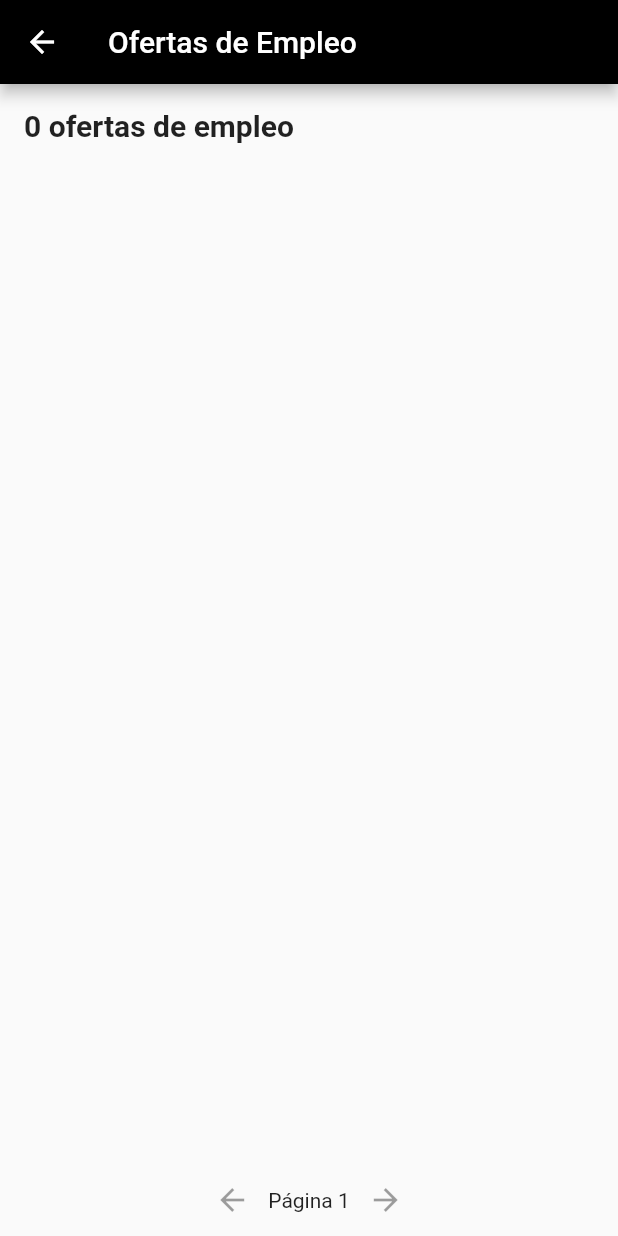
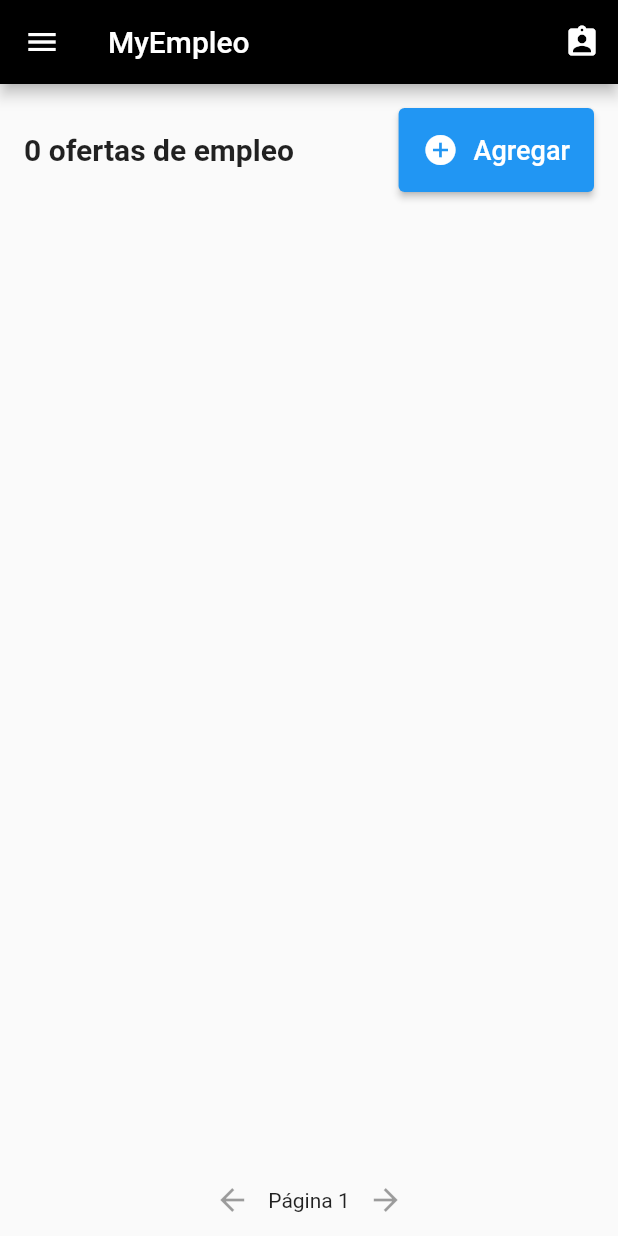
Before and after one commit to OscarT99/movil_navegacion, a Flutter app: the secondPage screen opened directly, on a phone screen of 412 x 824 dp. Run offline on Flutter 3.47's test engine with Material 2 defaults, Android fonts, the phone set to English and light mode, and no system bars; our stand-ins replace carousel_slider, image_picker.

Commit message:
tercer commit

```diff
--- a/lib/main.dart
+++ b/lib/main.dart
@@ -1,4 +1,5 @@
 import 'package:flutter/material.dart';
+import 'package:portal_de_empleo/presentation/screens/home_page.dart';
 import 'package:portal_de_empleo/presentation/screens/login/login.dart';
 
 
@@ -12,7 +13,7 @@ class MyApp extends StatelessWidget {
   @override
   Widget build(BuildContext context) {
     return MaterialApp(
-      home:Login(),
+      home:PrimeraPagina(),
     );
   }
 
--- a/lib/presentation/screens/ofertas_empleo/second_page.dart
+++ b/lib/presentation/screens/ofertas_empleo/second_page.dart
@@ -1,8 +1,9 @@
 // import 'package:flutter/material.dart';
-// import 'package:portal_de_empleo/datas/employment/employment_list.dart';
-// import 'package:portal_de_empleo/domain/models/employment/employment.dart';
+// import 'package:portal_de_empleo/presentation/screens/ofertas_empleo/register_employment.dart';
 // import 'package:portal_de_empleo/presentation/widgets/menu_appbar.dart';
 // import 'package:portal_de_empleo/presentation/widgets/menu_drawer.dart';
+// import '../../../datas/employment/employment_list.dart';
+// import '../../../domain/models/employment/employment.dart';
 
 // class secondPage extends StatefulWidget {
 //   const secondPage({super.key});
@@ -15,18 +16,19 @@
 //   int paginaActual = 1;
 //   int elementosPorPagina = 6;
 
+//   // Reemplaza vacantes por jobOffers
 
-//   List<Employment> obtenerElementosPaginaActual(){
+//   List<Employment> obtenerElementosPaginaActual() {
 //     int indiceInicio = (paginaActual - 1) * elementosPorPagina;
 //     int indiceFin = indiceInicio + elementosPorPagina;
 
-//     if(indiceInicio >= jobOffers.length){
-//       return[];
+//     if (indiceInicio >= jobOffers.length) {
+//       return [];
 //     }
 
-//     return jobOffers.sublist(indiceInicio,indiceFin < jobOffers.length ? indiceFin:jobOffers.length);
+//     return jobOffers.sublist(
+//         indiceInicio, indiceFin < jobOffers.length ? indiceFin : jobOffers.length);
 //   }
-
 
 //   @override
 //   Widget build(BuildContext context) {
@@ -36,199 +38,167 @@
 //       body: Column(
 //         crossAxisAlignment: CrossAxisAlignment.start,
 //         children: [
-//           Padding(padding: const EdgeInsets.all(16.0),
+//           Padding(
+//             padding: const EdgeInsets.all(16.0),
 //             child: Text(
 //               '${jobOffers.length} ofertas de empleo',
-//               style: TextStyle(fontSize: 20,fontWeight: FontWeight.bold),
-//             )
+//               style: TextStyle(fontSize: 20, fontWeight: FontWeight.bold),
+//             ),
 //           ),
 //           Expanded(
-//             child:ListView.builder(
-//               itemCount: obtenerElementosPaginaActual().length,
+//             child: ListView.builder(
+//               itemCount: jobOffers.length,
 //               itemBuilder: (BuildContext context, int indice) {
-//                 Employment vacante = obtenerElementosPaginaActual()[indice];
-//                 return Card(
-//                   elevation: 4,
-//                   margin: EdgeInsets.symmetric(horizontal: 16,vertical: 8),
-//                   child: ListTile(
-//                     title: Text('${vacante.name}',
-//                       style: TextStyle(fontSize: 15,fontWeight: FontWeight.bold),
-//                   ),
-//                   subtitle: Row(
-//                     mainAxisAlignment: MainAxisAlignment.spaceBetween,
-//                     children: [
-//                       Column(
-//                         crossAxisAlignment: CrossAxisAlignment.start,
+//                 Employment empleo = jobOffers[indice];
+//                 return GestureDetector(
+//                   onTap: () {
+//                     _mostrarDetalleEmpleo(empleo);
+//                   },
+//                   child: Card(
+//                     elevation: 4,
+//                     margin: EdgeInsets.symmetric(horizontal: 16, vertical: 8),
+//                     child: ListTile(
+//                       title: Text(
+//                         '${empleo.name}',
+//                         style: TextStyle(fontSize: 15, fontWeight: FontWeight.bold),
+//                       ),
+//                       subtitle: Row(
+//                         mainAxisAlignment: MainAxisAlignment.spaceBetween,
 //                         children: [
-//                           Row(
+//                           Column(
+//                             crossAxisAlignment: CrossAxisAlignment.start,
 //                             children: [
+//                               Row(
+//                                 children: [
+//                                   Text(
+//                                     'N° Vacantes: ${empleo.numberOfVacancies}',
+//                                     style: TextStyle(fontSize: 15, fontWeight: FontWeight.bold),
+//                                   ),
+//                                   Icon(Icons.people_outline)
+//                                 ],
+//                               ),
 //                               Text(
-//                                 'N° Vacantes: ${vacante.numberOfVacancies}',
-//                                 style: TextStyle(fontSize: 15,fontWeight: FontWeight.bold),
-//                               ),
-//                               Icon(Icons.people_outline)
+//                                 'Estado: ${empleo.state ? 'Activo' : 'Inactivo'}',
+//                                 style: TextStyle(fontSize: 15, fontWeight: FontWeight.bold),
+//                               )
 //                             ],
-//                           ),
-//                           Text(
-//                             'Estado: ${vacante.state}',
-//                             style: TextStyle(fontSize: 15,fontWeight: FontWeight.bold),
-
 //                           )
 //                         ],
-//                       )
-//                     ],
-//                   ),)
+//                       ),
+//                     ),
+//                   ),
 //                 );
 //               },
 //             ),
+//           ),Row(
+//             children: [
+//              ElevatedButton(
+//                       onPressed: () {
+//                         Navigator.push(context,
+//                          MaterialPageRoute(builder: (context) => RegisterEmployment()));
+//                       },
+//                       style: ElevatedButton.styleFrom(
+//                         primary: Colors.blue,
+//                         padding: const  EdgeInsets.all(16.0),
+//                       ),
+//                       child: const Row(
+//                         mainAxisAlignment: MainAxisAlignment.center,
+//                         children: [
+//                           Icon(Icons.add_circle, size: 24.0),
+//                           SizedBox(width: 10.0),
+//                           Text(
+//                             'Agregar Empleo',
+//                             style: TextStyle(fontSize: 18.0),
+//                           ),
+//                         ],
+//                       ),
+//                     ),
+//             ],
 //           ),
-
 //           Row(
 //             mainAxisAlignment: MainAxisAlignment.center,
 //             children: [
-//               IconButton(onPressed: paginaActual > 1 ?() {
-//                 setState(() {
-//                   paginaActual--;
-//                 });
-//               }:null ,
-//                icon: Icon(Icons.arrow_back)),
-
-//                Text('Pagina $paginaActual'),
-
-//                IconButton(onPressed: (paginaActual * elementosPorPagina) < jobOffers.length ? (){
-//                 setState(() {
-//                   paginaActual++;
-//                 });
-//                }:null,
-//                 icon:Icon(Icons.arrow_forward),)
+//               IconButton(
+//                 onPressed: paginaActual > 1
+//                     ? () {
+//                         setState(() {
+//                           paginaActual--;
+//                         });
+//                       }
+//                     : null,
+//                 icon: Icon(Icons.arrow_back),
+//               ),
+//               Text('Página $paginaActual'),
+//               IconButton(
+//                 onPressed: (paginaActual * elementosPorPagina) < jobOffers.length
+//                     ? () {
+//                         setState(() {
+//                           paginaActual++;
+//                         });
+//                       }
+//                     : null,
+//                 icon: Icon(Icons.arrow_forward),
+//               ),
 //             ],
 //           )
-
 //         ],
 //       ),
 //     );
 //   }
+
+//   void _mostrarDetalleEmpleo(Employment empleo) {
+//     showDialog(
+//       context: context,
+//       builder: (BuildContext context) {
+//         return AlertDialog(
+//           title: Text('Detalles del Empleo'),
+//           content: SingleChildScrollView(
+//             child: Column(
+//               crossAxisAlignment: CrossAxisAlignment.start,
+//               children: [
+//                 Image.network(empleo.image,
+//                 height: 200,
+//                 fit: BoxFit.contain,),
+//                 const SizedBox(height: 20,),
+//                 Text('Nombre: ${empleo.name}'),
+//                 Text('Descripción: ${empleo.description}'),
+//                 Text('Número de Vacantes: ${empleo.numberOfVacancies}'),
+//                 Text('Estado: ${empleo.state ? 'Activo' : 'Inactivo'}'),
+//                 Text('Fecha de Publicación: ${empleo.publicationDate.toString()}'),
+//               ],
+//             ),
+//           ),
+//           actions: [
+//             TextButton(
+//               onPressed: () {
+//                 _eliminarEmpleo(empleo);
+//                 Navigator.of(context).pop();
+//               },
+//               child: Text('Eliminar'),
+//             ),
+//             TextButton(
+//               onPressed: () {
+//                 Navigator.of(context).pop();
+//               },
+//               child: Text('Cerrar'),
+//             ),
+//           ],
+//         );
+//       },
+//     );
+//   }
+
+//   void _eliminarEmpleo(Employment empleo) {
+//     setState(() {
+//       jobOffers.remove(empleo);
+//     });
+//   }
 // }
 
-// // import 'package:flutter/material.dart';
-// // import '../../../datas/employment/employment_list.dart';
-// // import '../../../domain/models/employment/employment.dart';
-
-// // class secondPage extends StatefulWidget {
-// //   const secondPage({super.key});
-
-// //   @override
-// //   State<secondPage> createState() => _secondPageState();
-// // }
-
-// // class _secondPageState extends State<secondPage> {
-// //   int paginaActual = 1;
-// //   int elementosPorPagina = 6;
-
-// //   List<Employment> obtenerElementosPaginaActual() {
-// //     int indiceInicio = (paginaActual - 1) * elementosPorPagina;
-// //     int indiceFin = indiceInicio + elementosPorPagina;
-
-// //     if (indiceInicio >= jobOffers.length) {
-// //       return [];
-// //     }
-
-// //     return jobOffers.sublist(
-// //         indiceInicio, indiceFin < jobOffers.length ? indiceFin : jobOffers.length);
-// //   }
-
-// //   @override
-// //   Widget build(BuildContext context) {
-// //     return Scaffold(
-// //       appBar: AppBar(
-// //         title: Text('Ofertas de Empleo'),
-// //         backgroundColor: Colors.black,
-// //       ),
-// //       body: Column(
-// //         crossAxisAlignment: CrossAxisAlignment.start,
-// //         children: [
-// //           Padding(
-// //             padding: const EdgeInsets.all(16.0),
-// //             child: Text(
-// //               '${jobOffers.length} ofertas de empleo',
-// //               style: TextStyle(fontSize: 20, fontWeight: FontWeight.bold),
-// //             ),
-// //           ),
-// //           Expanded(
-// //             child: ListView.builder(
-// //               itemCount: obtenerElementosPaginaActual().length,
-// //               itemBuilder: (BuildContext context, int indice) {
-// //                 Employment empleo = obtenerElementosPaginaActual()[indice];
-// //                 return Card(
-// //                   elevation: 4,
-// //                   margin: EdgeInsets.symmetric(horizontal: 16, vertical: 8),
-// //                   child: ListTile(
-// //                     title: Text(
-// //                       '${empleo.name}',
-// //                       style: TextStyle(fontSize: 15, fontWeight: FontWeight.bold),
-// //                     ),
-// //                     subtitle: Row(
-// //                       mainAxisAlignment: MainAxisAlignment.spaceBetween,
-// //                       children: [
-// //                         Column(
-// //                           crossAxisAlignment: CrossAxisAlignment.start,
-// //                           children: [
-// //                             Row(
-// //                               children: [
-// //                                 Text(
-// //                                   'N° Vacantes: ${empleo.numberOfVacancies}',
-// //                                   style: TextStyle(fontSize: 15, fontWeight: FontWeight.bold),
-// //                                 ),
-// //                                 Icon(Icons.people_outline)
-// //                               ],
-// //                             ),
-// //                             Text(
-// //                               'Estado: ${empleo.state ? 'Activo' : 'Inactivo'}',
-// //                               style: TextStyle(fontSize: 15, fontWeight: FontWeight.bold),
-// //                             )
-// //                           ],
-// //                         )
-// //                       ],
-// //                     ),
-// //                   ),
-// //                 );
-// //               },
-// //             ),
-// //           ),
-// //           Row(
-// //             mainAxisAlignment: MainAxisAlignment.center,
-// //             children: [
-// //               IconButton(
-// //                 onPressed: paginaActual > 1
-// //                     ? () {
-// //                         setState(() {
-// //                           paginaActual--;
-// //                         });
-// //                       }
-// //                     : null,
-// //                 icon: Icon(Icons.arrow_back),
-// //               ),
-// //               Text('Página $paginaActual'),
-// //               IconButton(
-// //                 onPressed: (paginaActual * elementosPorPagina) < jobOffers.length
-// //                     ? () {
-// //                         setState(() {
-// //                           paginaActual++;
-// //                         });
-// //                       }
-// //                     : null,
-// //                 icon: Icon(Icons.arrow_forward),
-// //               ),
-// //             ],
-// //           )
-// //         ],
-// //       ),
-// //     );
-// //   }
-// // }
-
-
 import 'package:flutter/material.dart';
+import 'package:portal_de_empleo/presentation/screens/ofertas_empleo/register_employment.dart';
+import 'package:portal_de_empleo/presentation/widgets/menu_appbar.dart';
+import 'package:portal_de_empleo/presentation/widgets/menu_drawer.dart';
 import '../../../datas/employment/employment_list.dart';
 import '../../../domain/models/employment/employment.dart';
 
@@ -260,18 +230,44 @@ class _secondPageState extends State<secondPage> {
   @override
   Widget build(BuildContext context) {
     return Scaffold(
-      appBar: AppBar(
-        title: Text('Ofertas de Empleo'),
-        backgroundColor: Colors.black,
-      ),
+      appBar: MenuAppBar(),
+      drawer: MenuDrawer(),
       body: Column(
         crossAxisAlignment: CrossAxisAlignment.start,
         children: [
           Padding(
             padding: const EdgeInsets.all(16.0),
-            child: Text(
-              '${jobOffers.length} ofertas de empleo',
-              style: TextStyle(fontSize: 20, fontWeight: FontWeight.bold),
+            child: Row(
+              mainAxisAlignment: MainAxisAlignment.spaceBetween,
+              children: [
+                Text(
+                  '${jobOffers.length} ofertas de empleo',
+                  style: TextStyle(fontSize: 20, fontWeight: FontWeight.bold),
+                ),
+                ElevatedButton(
+                  onPressed: () {
+                    Navigator.push(
+                      context,
+                      MaterialPageRoute(builder: (context) => RegisterEmployment()),
+                    );
+                  },
+                  style: ElevatedButton.styleFrom(
+                    primary: Colors.blue,
+                    padding: const EdgeInsets.all(16.0),
+                  ),
+                  child: Row(
+                    mainAxisAlignment: MainAxisAlignment.center,
+                    children: [
+                      Icon(Icons.add_circle, size: 24.0),
+                      SizedBox(width: 10.0),
+                      Text(
+                        'Agregar',
+                        style: TextStyle(fontSize: 18.0),
+                      ),
+                    ],
+                  ),
+                ),
+              ],
             ),
           ),
           Expanded(
@@ -361,9 +357,11 @@ class _secondPageState extends State<secondPage> {
             child: Column(
               crossAxisAlignment: CrossAxisAlignment.start,
               children: [
-                Image.network(empleo.image,
-                height: 200,
-                fit: BoxFit.contain,),
+                Image.network(
+                  empleo.image,
+                  height: 200,
+                  fit: BoxFit.contain,
+                ),
                 const SizedBox(height: 20,),
                 Text('Nombre: ${empleo.name}'),
                 Text('Descripción: ${empleo.description}'),
--- a/lib/presentation/widgets/menu_drawer.dart
+++ b/lib/presentation/widgets/menu_drawer.dart
@@ -1,6 +1,7 @@
 import 'package:flutter/material.dart';
 import 'package:portal_de_empleo/presentation/screens/ofertas_empleo/register_employment.dart';
 import 'package:portal_de_empleo/presentation/screens/ofertas_empleo/second_page.dart';
+import 'package:portal_de_empleo/presentation/screens/third_page.dart';
 import '../screens/home_page.dart';
 
 
@@ -38,7 +39,7 @@ class MenuDrawer extends StatelessWidget {
             leading: Icon(Icons.work,color: Colors.black),
             title: Text('Empleos recomendados',style: TextStyle(fontSize: 15, fontWeight: FontWeight.bold)),
             onTap: (){
-              Navigator.push(context, MaterialPageRoute(builder: (context) => RegisterEmployment()));
+              Navigator.push(context, MaterialPageRoute(builder: (context) => TreePage()));
             }
           ),
 
--- a/pubspec.yaml
+++ b/pubspec.yaml
@@ -30,7 +30,7 @@ environment:
 dependencies:
   flutter:
     sdk: flutter
-  carousel_slider: ^4.0.
+  carousel_slider: ^4.0.0
 
 
   # The following adds the Cupertino Icons font to your application.
```
Also changed, not shown: lib/presentation/screens/home_page.dart (+7 -3 lines).
